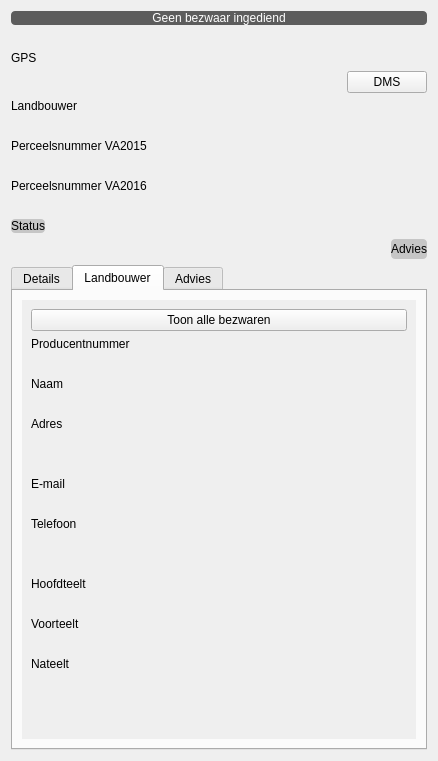
DOV-Vlaanderen/erosiebezwaren, file ui_parcelinfocontentwidget.ui: the form before one commit.
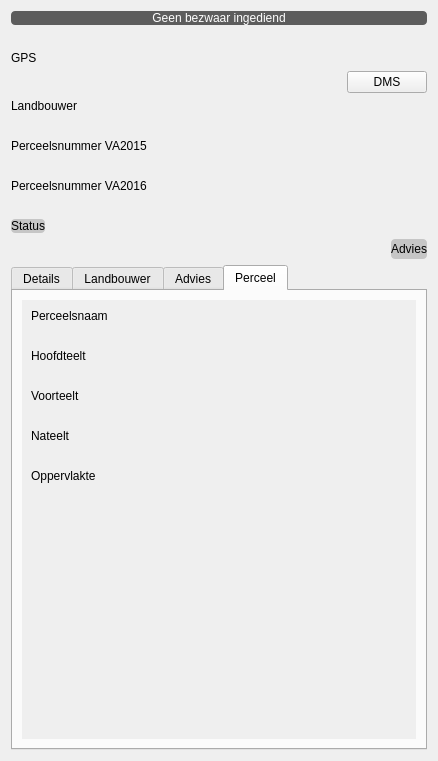
The form after the commit. The open tabs and pages were chosen to show the change. Custom widgets are drawn as their Qt base class.

Commit message: Tab perceel toegevoegd + vervang advies door AutohideValueLabels.

```diff
--- a/ui_parcelinfocontentwidget.ui
+++ b/ui_parcelinfocontentwidget.ui
@@ -232,7 +232,7 @@
     </layout>
    </item>
    <item>
-    <widget class="QTabWidget" name="lb_observaties_bewerkingserosie">
+    <widget class="QTabWidget" name="tabWidget">
      <property name="tabPosition">
       <enum>QTabWidget::North</enum>
      </property>
@@ -616,52 +616,6 @@
              </property>
             </widget>
            </item>
-           <item>
-            <widget class="QLabel" name="lb_oppervlakte">
-             <property name="text">
-              <string>Oppervlakte</string>
-             </property>
-            </widget>
-           </item>
-           <item>
-            <widget class="QLabel" name="lbv_oppervlakte">
-             <property name="styleSheet">
-              <string notr="true">* { font-style: italic;}</string>
-             </property>
-             <property name="text">
-              <string/>
-             </property>
-             <property name="indent">
-              <number>20</number>
-             </property>
-            </widget>
-           </item>
-           <item>
-            <widget class="QLabel" name="lb_perceelsnaam">
-             <property name="text">
-              <string>Perceelsnaam</string>
-             </property>
-            </widget>
-           </item>
-           <item>
-            <widget class="AutohideValueLabel" name="efw_perceelsnaam">
-             <property name="styleSheet">
-              <string notr="true">* { font-style: italic; }</string>
-             </property>
-             <property name="text">
-              <string/>
-             </property>
-             <property name="wordWrap">
-              <bool>true</bool>
-             </property>
-             <property name="indent">
-              <number>20</number>
-             </property>
-             <property name="buddy">
-              <cstring>lb_perceelsnaam</cstring>
-             </property>
-            </widget>
-           </item>
            <item>
             <widget class="QLabel" name="lb_datum_bezwaar">
              <property name="text">
@@ -784,7 +738,7 @@
             <x>0</x>
             <y>0</y>
             <width>385</width>
-            <height>504</height>
+            <height>354</height>
            </rect>
           </property>
           <layout class="QVBoxLayout" name="verticalLayout_7">
@@ -969,84 +923,6 @@
              </property>
             </widget>
            </item>
-           <item>
-            <widget class="QLabel" name="lb_hoofdteelt">
-             <property name="text">
-              <string>Hoofdteelt</string>
-             </property>
-            </widget>
-           </item>
-           <item>
-            <widget class="AutohideValueLabel" name="efw_hoofdteelt">
-             <property name="styleSheet">
-              <string notr="true">* { font-style: italic; }</string>
-             </property>
-             <property name="text">
-              <string/>
-             </property>
-             <property name="wordWrap">
-              <bool>true</bool>
-             </property>
-             <property name="indent">
-              <number>20</number>
-             </property>
-             <property name="buddy">
-              <cstring>lb_hoofdteelt</cstring>
-             </property>
-            </widget>
-           </item>
-           <item>
-            <widget class="QLabel" name="lb_voorteelt">
-             <property name="text">
-              <string>Voorteelt</string>
-             </property>
-            </widget>
-           </item>
-           <item>
-            <widget class="AutohideValueLabel" name="efw_voorteelt">
-             <property name="styleSheet">
-              <string notr="true">* { font-style: italic; }</string>
-             </property>
-             <property name="text">
-              <string/>
-             </property>
-             <property name="wordWrap">
-              <bool>true</bool>
-             </property>
-             <property name="indent">
-              <number>20</number>
-             </property>
-             <property name="buddy">
-              <cstring>lb_voorteelt</cstring>
-             </property>
-            </widget>
-           </item>
-           <item>
-            <widget class="QLabel" name="lb_nateelt">
-             <property name="text">
-              <string>Nateelt</string>
-             </property>
-            </widget>
-           </item>
-           <item>
-            <widget class="AutohideValueLabel" name="efw_nateelt">
-             <property name="styleSheet">
-              <string notr="true">* { font-style: italic; }</string>
-             </property>
-             <property name="text">
-              <string/>
-             </property>
-             <property name="wordWrap">
-              <bool>true</bool>
-             </property>
-             <property name="indent">
-              <number>20</number>
-             </property>
-             <property name="buddy">
-              <cstring>lb_nateelt</cstring>
-             </property>
-            </widget>
-           </item>
            <item>
             <spacer name="verticalSpacer_2">
              <property name="orientation">
@@ -1227,7 +1103,7 @@
             </widget>
            </item>
            <item>
-            <widget class="QLabel" name="lb_observaties_bewerkingserosie_2">
+            <widget class="QLabel" name="lb_observaties_bewerkingserosie">
              <property name="text">
               <string>Observatie bewerkingserosie</string>
              </property>
@@ -1357,6 +1233,178 @@
        </item>
       </layout>
      </widget>
+     <widget class="QWidget" name="tab_4">
+      <attribute name="title">
+       <string>Perceel</string>
+      </attribute>
+      <layout class="QVBoxLayout" name="verticalLayout_2">
+       <item>
+        <widget class="QScrollArea" name="scrollArea_4">
+         <property name="frameShape">
+          <enum>QFrame::NoFrame</enum>
+         </property>
+         <property name="frameShadow">
+          <enum>QFrame::Plain</enum>
+         </property>
+         <property name="lineWidth">
+          <number>0</number>
+         </property>
+         <property name="widgetResizable">
+          <bool>true</bool>
+         </property>
+         <widget class="QWidget" name="scrollAreaWidgetContents_4">
+          <property name="geometry">
+           <rect>
+            <x>0</x>
+            <y>0</y>
+            <width>398</width>
+            <height>345</height>
+           </rect>
+          </property>
+          <layout class="QVBoxLayout" name="verticalLayout_15">
+           <item>
+            <widget class="QLabel" name="lb_perceelsnaam">
+             <property name="text">
+              <string>Perceelsnaam</string>
+             </property>
+            </widget>
+           </item>
+           <item>
+            <widget class="AutohideValueLabel" name="efw_perceelsnaam">
+             <property name="styleSheet">
+              <string notr="true">* { font-style: italic; }</string>
+             </property>
+             <property name="text">
+              <string/>
+             </property>
+             <property name="wordWrap">
+              <bool>true</bool>
+             </property>
+             <property name="indent">
+              <number>20</number>
+             </property>
+             <property name="buddy">
+              <cstring>lb_perceelsnaam</cstring>
+             </property>
+            </widget>
+           </item>
+           <item>
+            <widget class="QLabel" name="lb_hoofdteelt">
+             <property name="text">
+              <string>Hoofdteelt</string>
+             </property>
+            </widget>
+           </item>
+           <item>
+            <widget class="AutohideValueLabel" name="efw_hoofdteelt">
+             <property name="styleSheet">
+              <string notr="true">* { font-style: italic; }</string>
+             </property>
+             <property name="text">
+              <string/>
+             </property>
+             <property name="wordWrap">
+              <bool>true</bool>
+             </property>
+             <property name="indent">
+              <number>20</number>
+             </property>
+             <property name="buddy">
+              <cstring>lb_hoofdteelt</cstring>
+             </property>
+            </widget>
+           </item>
+           <item>
+            <widget class="QLabel" name="lb_voorteelt">
+             <property name="text">
+              <string>Voorteelt</string>
+             </property>
+            </widget>
+           </item>
+           <item>
+            <widget class="AutohideValueLabel" name="efw_voorteelt">
+             <property name="styleSheet">
+              <string notr="true">* { font-style: italic; }</string>
+             </property>
+             <property name="text">
+              <string/>
+             </property>
+             <property name="wordWrap">
+              <bool>true</bool>
+             </property>
+             <property name="indent">
+              <number>20</number>
+             </property>
+             <property name="buddy">
+              <cstring>lb_voorteelt</cstring>
+             </property>
+            </widget>
+           </item>
+           <item>
+            <widget class="QLabel" name="lb_nateelt">
+             <property name="text">
+              <string>Nateelt</string>
+             </property>
+            </widget>
+           </item>
+           <item>
+            <widget class="AutohideValueLabel" name="efw_nateelt">
+             <property name="styleSheet">
+              <string notr="true">* { font-style: italic; }</string>
+             </property>
+             <property name="text">
+              <string/>
+             </property>
+             <property name="wordWrap">
+              <bool>true</bool>
+             </property>
+             <property name="indent">
+              <number>20</number>
+             </property>
+             <property name="buddy">
+              <cstring>lb_nateelt</cstring>
+             </property>
+            </widget>
+           </item>
+           <item>
+            <widget class="QLabel" name="lb_oppervlakte">
+             <property name="text">
+              <string>Oppervlakte</string>
+             </property>
+            </widget>
+           </item>
+           <item>
+            <widget class="QLabel" name="lbv_oppervlakte">
+             <property name="styleSheet">
+              <string notr="true">* { font-style: italic;}</string>
+             </property>
+             <property name="text">
+              <string/>
+             </property>
+             <property name="indent">
+              <number>20</number>
+             </property>
+            </widget>
+           </item>
+           <item>
+            <spacer name="verticalSpacer_7">
+             <property name="orientation">
+              <enum>Qt::Vertical</enum>
+             </property>
+             <property name="sizeHint" stdset="0">
+              <size>
+               <width>20</width>
+               <height>40</height>
+              </size>
+             </property>
+            </spacer>
+           </item>
+          </layout>
+         </widget>
+        </widget>
+       </item>
+      </layout>
+     </widget>
     </widget>
    </item>
   </layout>
```
Left out of the diff: 33 changed lines with no effect on the pictures.
